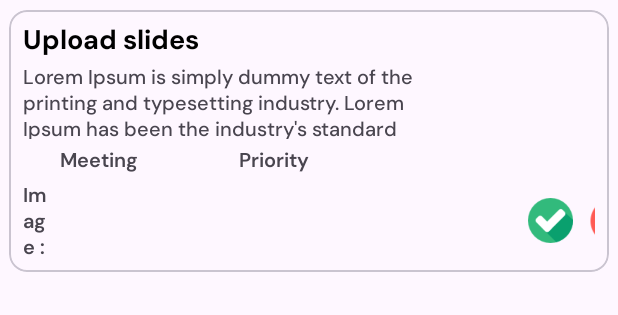
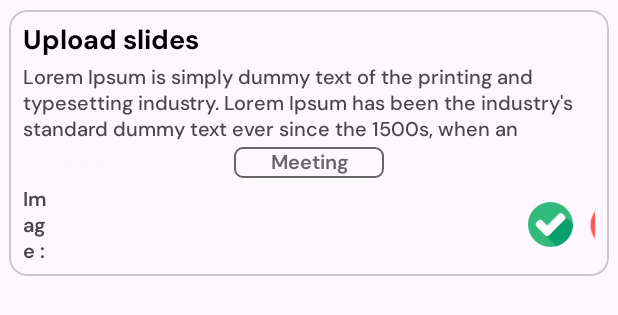
Before and after one commit to Zen-99/Task-Manager, an Android app: the layout each_task_item.xml on its own in the app's theme, with its tools: preview values and no code run, on a phone screen of 412 x 824 dp. Shown: the top 315 px of the screen. Run offline under Robolectric (Android 15) with nearby library versions, the phone set to English and light mode, and no system bars.

Commit message:
Adding status tags

```diff
--- /dev/null
+++ b/app/src/main/res/drawable/default_priority_background.xml
@@ -0,0 +1,9 @@
+<!-- res/drawable/default_priority_background.xml -->
+<shape xmlns:android="http://schemas.android.com/apk/res/android"
+android:shape="rectangle">
+    <stroke
+        android:width="1dp"
+        android:color="@color/sub_gray" />
+    <solid android:color="@android:color/transparent" />
+    <corners android:radius="5dp"/>
+</shape>
--- /dev/null
+++ b/app/src/main/res/drawable/high_priority_background.xml
@@ -0,0 +1,5 @@
+<!-- res/drawable/high_priority_background.xml -->
+<shape xmlns:android="http://schemas.android.com/apk/res/android">
+    <solid android:color="@color/status_red"/> <!-- Red color for high priority -->
+    <corners android:radius="5dp"/> <!-- Rounded corners, adjust radius as needed -->
+</shape>
--- /dev/null
+++ b/app/src/main/res/drawable/low_priority_background.xml
@@ -0,0 +1,5 @@
+<!-- res/drawable/low_priority_background.xml -->
+<shape xmlns:android="http://schemas.android.com/apk/res/android">
+    <solid android:color="@color/status_blue"/> <!-- Green color for low priority -->
+    <corners android:radius="5dp"/> <!-- Rounded corners, adjust radius as needed -->
+</shape>
--- /dev/null
+++ b/app/src/main/res/drawable/medium_priority_background.xml
@@ -0,0 +1,5 @@
+<!-- res/drawable/medium_priority_background.xml -->
+<shape xmlns:android="http://schemas.android.com/apk/res/android">
+    <solid android:color="@color/status_yellow"/> <!-- Yellow color for medium priority -->
+    <corners android:radius="5dp"/> <!-- Rounded corners, adjust radius as needed -->
+</shape>
--- a/app/src/main/res/layout/each_task_item.xml
+++ b/app/src/main/res/layout/each_task_item.xml
@@ -14,7 +14,7 @@
 
         <TextView
             android:id="@+id/titleVal"
-            android:layout_width="270dp"
+            android:layout_width="match_parent"
             android:layout_height="wrap_content"
             android:fontFamily="@font/dmsans_bold"
             android:text="Upload slides"
@@ -26,7 +26,7 @@
 
         <TextView
             android:id="@+id/descriptionVal"
-            android:layout_width="270dp"
+            android:layout_width="match_parent"
             android:layout_height="wrap_content"
             android:layout_marginTop="4dp"
             android:fontFamily="@font/dmsans_medium"
@@ -45,36 +45,51 @@
             app:layout_constraintTop_toBottomOf="@id/descriptionVal">
 
             <TextView
+                android:id="@+id/priortyVal"
+                android:layout_width="80dp"
+                android:paddingHorizontal="12dp"
+                android:paddingVertical="1dp"
+                android:layout_height="wrap_content"
+                android:fontFamily="@font/dmsans_semibold"
+                android:text="Priority"
+                android:textSize="13sp"
+                tools:ignore="MissingConstraints"
+                android:gravity="center"
+                android:textColor="@color/sub_white"/>
+
+            <View
+                android:layout_width="0dp"
+                android:layout_height="0dp"
+                android:layout_weight="1" />
+
+            <TextView
                 android:id="@+id/categoryVal"
                 android:layout_width="100dp"
+                android:paddingHorizontal="12dp"
+                android:paddingVertical="1dp"
                 android:layout_height="wrap_content"
                 android:fontFamily="@font/dmsans_semibold"
+                android:textColor="@color/sub_gray"
                 android:text="Meeting"
-                android:textAlignment="center"
                 android:textSize="13sp"
-                app:layout_constraintStart_toStartOf="parent"
-                app:layout_constraintTop_toBottomOf="@+id/descriptionVal"
-                tools:ignore="MissingConstraints" />
+                android:gravity="center"
+                android:background="@drawable/default_priority_background"/>
 
-            <TextView
-                android:id="@+id/priortyVal"
-                android:layout_width="111dp"
-                android:layout_height="wrap_content"
-                android:layout_marginStart="12dp"
-                android:fontFamily="@font/dmsans_semibold"
-                android:text="Priority"
-                android:textAlignment="center"
-                android:textSize="13sp"
-                tools:ignore="MissingConstraints" />
+            <View
+                android:layout_width="0dp"
+                android:layout_height="0dp"
+                android:layout_weight="1" />
 
             <TextView
                 android:id="@+id/dateVal"
-                android:layout_width="108dp"
+                android:layout_width="wrap_content"
+                android:minWidth="80dp"
+                android:paddingHorizontal="12dp"
+                android:paddingVertical="1dp"
                 android:layout_height="wrap_content"
-                android:layout_marginStart="12dp"
                 android:fontFamily="@font/dmsans_semibold"
-                android:textAlignment="center"
                 android:textSize="13sp"
+                android:gravity="center"
                 app:layout_constraintEnd_toEndOf="parent" />
 
         </LinearLayout>
--- a/app/src/main/res/values/colors.xml
+++ b/app/src/main/res/values/colors.xml
@@ -16,4 +16,10 @@
     <color name="light_blue">#FFEFFCFF</color>
     <color name="main_blue">#FF39C5F0</color>
 
+    <!--status-->
+    <color name="status_red">#FFF55C33</color>
+    <color name="status_yellow">#FFF5A921</color>
+    <color name="status_blue">#FF0AA5FF</color>
+    <color name="status_default">#FF91B9FE</color>
+
 </resources>
```
Also changed, not shown: app/src/main/java/com/example/taskmanager/fragments/AddTaskPopFragment.kt (+7 -4 lines), app/src/main/java/com/example/taskmanager/utils/TaskAdapter.kt (+9 -0 lines), app/src/main/res/layout/fragment_add_task_pop.xml (+12 -5 lines), app/src/main/res/drawable/app_icon.png, 1 other file.
